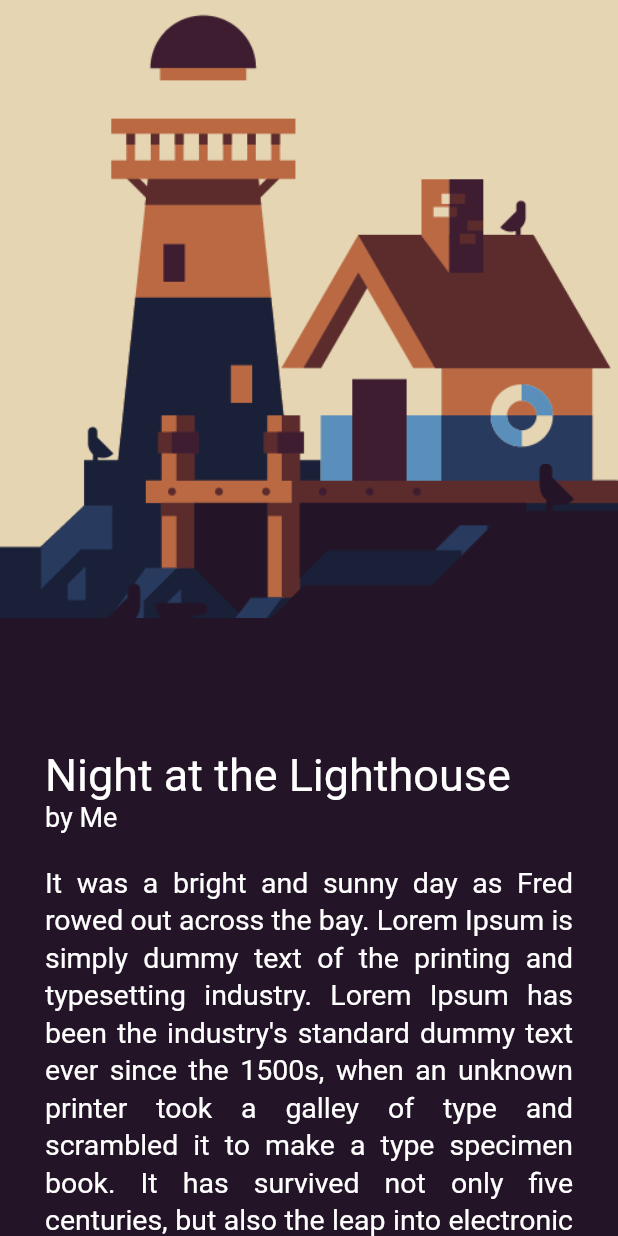
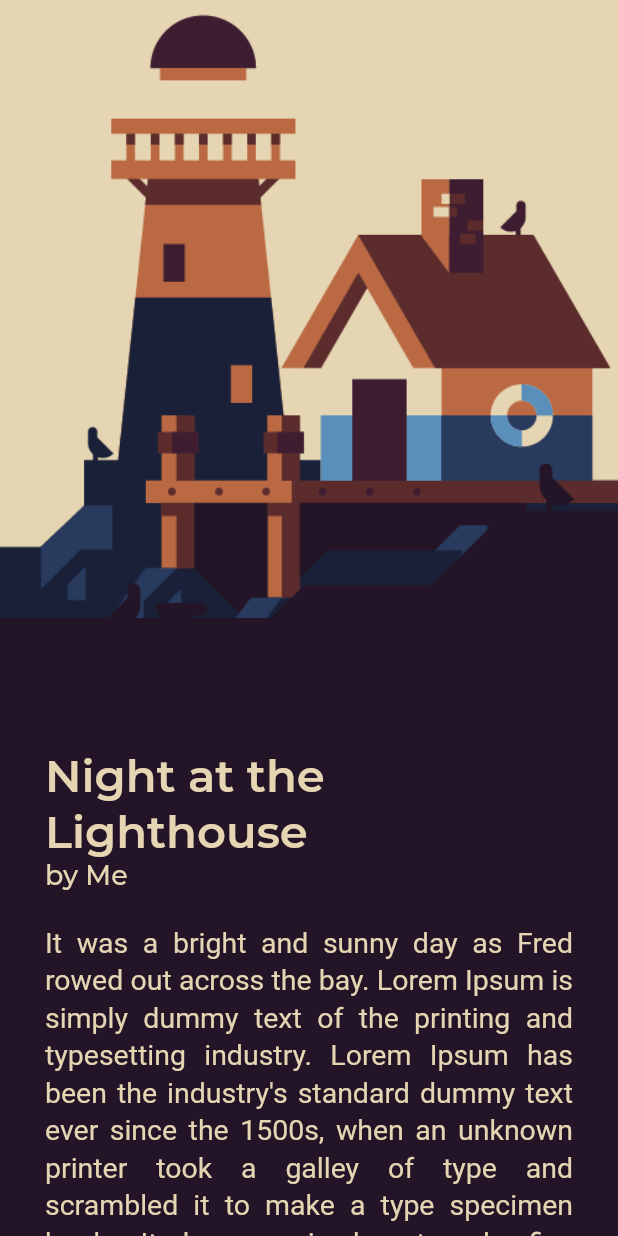
Before and after one commit to jamesnoonan/story_app, a Flutter app: the screen it shows after launch, after a tap on "Night at the Lighthouse", on a phone screen of 412 x 824 dp. Run offline on Flutter 3.47's test engine with Material 2 defaults, Android fonts, the light colour scheme and no system bars; our stand-ins replace google_fonts.

Commit message:
Updated Fonts

```diff
--- a/lib/main.dart
+++ b/lib/main.dart
@@ -1,4 +1,5 @@
 import 'package:flutter/material.dart';
+import 'package:google_fonts/google_fonts.dart';
 import 'package:story_app/story-card.dart';
 
 import 'data/story-data.dart';
@@ -38,8 +39,13 @@ class _MyHomePageState extends State<MyHomePage> {
               child: Text(
                 'My Stories',
                 textAlign: TextAlign.left,
-                style: TextStyle(
-                    fontSize: 38, color: Color.fromRGBO(50, 50, 50, 1)),
+                style: GoogleFonts.montserrat(
+                  textStyle: TextStyle(
+                    color: Color.fromRGBO(35, 21, 39, 1),
+                    fontSize: 34,
+                    fontWeight: FontWeight.w600,
+                  ),
+                ),
               ),
             ),
             ...StoryData.stories
--- a/lib/story-card.dart
+++ b/lib/story-card.dart
@@ -1,4 +1,5 @@
 import 'package:flutter/material.dart';
+import 'package:google_fonts/google_fonts.dart';
 import 'package:intl/intl.dart';
 import 'package:story_app/data/setting-data.dart';
 import 'package:story_app/data/story-data.dart';
@@ -41,7 +42,13 @@ class StoryCard extends StatelessWidget {
               Text(
                 story.title,
                 overflow: TextOverflow.ellipsis,
-                style: TextStyle(fontSize: 24, color: Colors.white),
+                style: GoogleFonts.montserrat(
+                  textStyle: TextStyle(
+                    color: Colors.white,
+                    fontSize: 22,
+                    fontWeight: FontWeight.w500,
+                  ),
+                ),
               ),
               Text(
                 DateFormat('dd/MM').format(story.updated),
--- a/lib/story-view.dart
+++ b/lib/story-view.dart
@@ -1,6 +1,7 @@
 import 'package:flutter/material.dart';
 import 'package:story_app/data/setting-data.dart';
 import 'package:story_app/data/story-data.dart';
+import 'package:google_fonts/google_fonts.dart';
 
 class StoryView extends StatefulWidget {
   final StoryItem story;
@@ -67,18 +68,24 @@ class _StoryViewState extends State<StoryView> {
                       children: [
                         Text(
                           widget.story.title,
-                          style: TextStyle(
-                            color: Colors.white,
-                            fontSize: 30,
+                          style: GoogleFonts.montserrat(
+                            textStyle: TextStyle(
+                              color: Color.fromRGBO(229, 213, 178, 1),
+                              fontSize: 30,
+                              fontWeight: FontWeight.w600,
+                            ),
                           ),
                         ),
                         Container(
                           padding: EdgeInsets.only(bottom: 20),
                           child: Text(
                             "by " + widget.story.author,
-                            style: TextStyle(
-                              color: Colors.white,
-                              fontSize: 18,
+                            style: GoogleFonts.montserrat(
+                              textStyle: TextStyle(
+                                color: Color.fromRGBO(229, 213, 178, 1),
+                                fontSize: 18,
+                                fontWeight: FontWeight.w500,
+                              ),
                             ),
                           ),
                         ),
@@ -87,7 +94,7 @@ class _StoryViewState extends State<StoryView> {
                             widget.story.body,
                             textAlign: TextAlign.justify,
                             style: TextStyle(
-                              color: Colors.white,
+                              color: Color.fromRGBO(229, 213, 178, 1),
                               height: 1.3,
                               fontSize: 19,
                             ),
--- a/pubspec.yaml
+++ b/pubspec.yaml
@@ -28,6 +28,7 @@ dependencies:
   # Use with the CupertinoIcons class for iOS style icons.
   cupertino_icons: ^1.0.2
   intl: ^0.17.0
+  google_fonts: ^2.1.0
 
 dev_dependencies:
   flutter_test:
```
Also changed, not shown: pubspec.lock.
